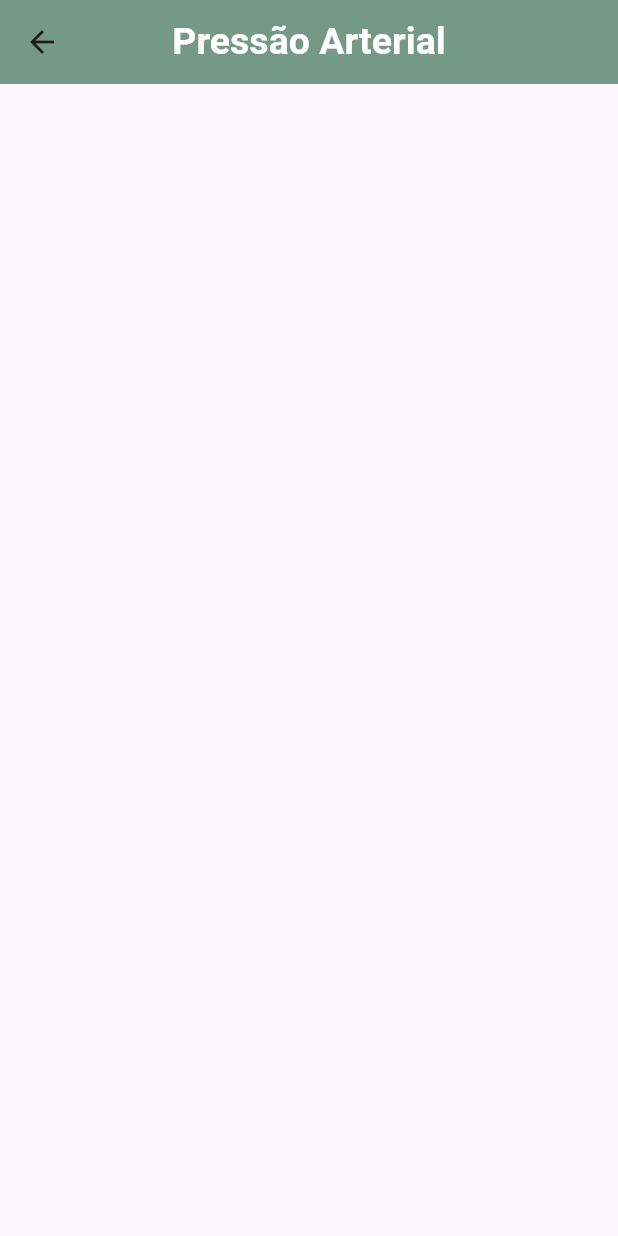
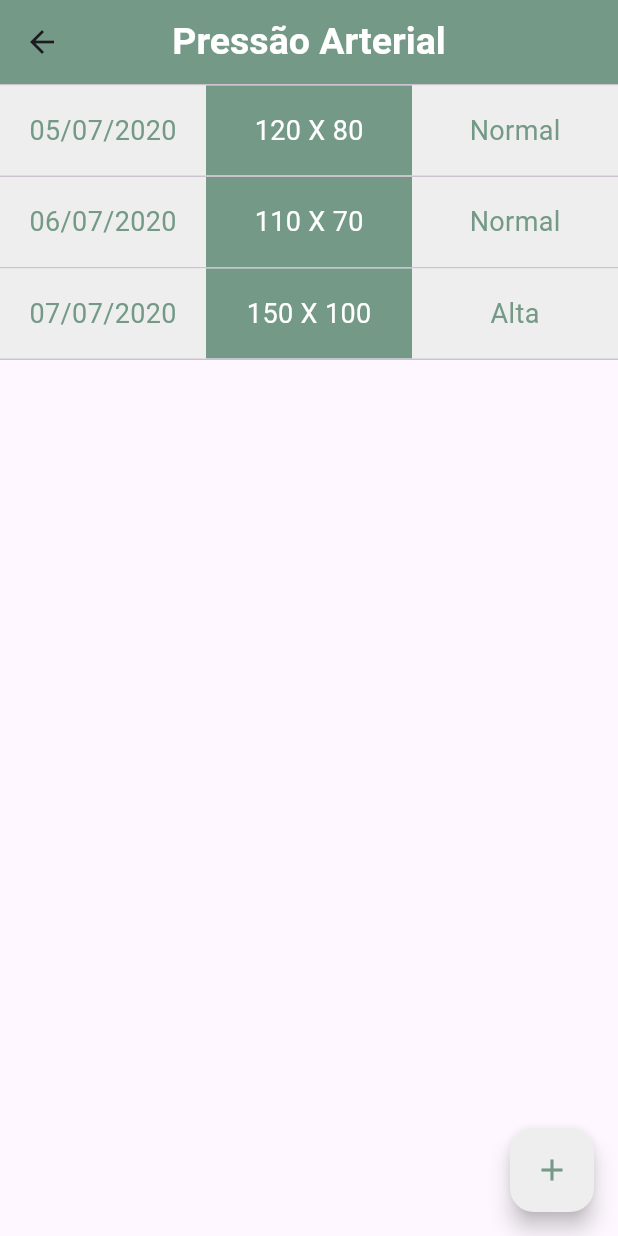
Before and after one commit to sophiasissi/ye_gestao_de_saude, a Flutter app: the PressaoArterial screen opened directly, on a phone screen of 412 x 824 dp. Run offline on Flutter 3.47's test engine with Material 3 defaults, Android fonts, the phone set to English and light mode, and no system bars; our stand-ins replace googleapis_auth; missing offline and left inert: googleapis.

Commit message:
finalização visual tela de pressão arterial

```diff
--- a/lib/telas/telas_historico_de_afericao_mensuracao/tela_pressao_arterial.dart
+++ b/lib/telas/telas_historico_de_afericao_mensuracao/tela_pressao_arterial.dart
@@ -6,7 +6,7 @@ class PressaoArterial extends StatelessWidget {
 
   @override
   Widget build(BuildContext context) {
-    return  Scaffold(
+    return Scaffold(
       appBar: AppBar(
         title: const Text(
           "Pressão Arterial",
@@ -15,9 +15,98 @@ class PressaoArterial extends StatelessWidget {
         centerTitle: true,
         backgroundColor: CoresPrincipais.corTema,
       ),
-      body: const Column(
+      body: Column(
+        children: [
+          Column( // Ajuste conforme necessário
+            children: [
+              const Divider(height: 1,),
+              Row( // Substitua ListView por Row
+              children: <Widget>[
+                Container(
+                  height: 60,
+                  width: MediaQuery.of(context).size.width / 3, // Ocupa 1/3 da tela
+                  color: Colors.grey.shade200,
+                  alignment: Alignment.center,
+                  child: const Text("05/07/2020", style: TextStyle(color: CoresPrincipais.corTema, fontSize: 18)),
+                ),
+                Container(
+                  height: 60,
+                  width: MediaQuery.of(context).size.width / 3, // Ocupa 1/3 da tela
+                  color: CoresPrincipais.corTema,
+                  alignment: Alignment.center,
+                  child: const Text("120 X 80", style: TextStyle(color: Colors.white, fontSize: 18)),
+                ),
+                Container(
+                  height: 60,
+                  width: MediaQuery.of(context).size.width / 3, // Ocupa 1/3 da tela
+                  color: Colors.grey.shade200,
+                  alignment: Alignment.center,
+                  child: const Text("Normal", style: TextStyle(color: CoresPrincipais.corTema, fontSize: 18)),
+                ),
+              ],
+            ),
+            const Divider(height: 1,),
+              Row( // Substitua ListView por Row
+              children: <Widget>[
+                Container(
+                  height: 60,
+                  width: MediaQuery.of(context).size.width / 3, // Ocupa 1/3 da tela
+                  color: Colors.grey.shade200,
+                  alignment: Alignment.center,
+                  child: const Text("06/07/2020", style: TextStyle(color: CoresPrincipais.corTema, fontSize: 18)),
+                ),
+                Container(
+                  height: 60,
+                  width: MediaQuery.of(context).size.width / 3, // Ocupa 1/3 da tela
+                  color: CoresPrincipais.corTema,
+                  alignment: Alignment.center,
+                  child: const Text("110 X 70", style: TextStyle(color: Colors.white, fontSize: 18)),
+                ),
+                Container(
+                  height: 60,
+                  width: MediaQuery.of(context).size.width / 3, // Ocupa 1/3 da tela
+                  color: Colors.grey.shade200,
+                  alignment: Alignment.center,
+                  child: const Text("Normal", style: TextStyle(color: CoresPrincipais.corTema, fontSize: 18)),
+                ),
+              ],
+            ),
+            const Divider(height: 1,),
+              Row( // Substitua ListView por Row
+              children: <Widget>[
+                Container(
+                  height: 60,
+                  width: MediaQuery.of(context).size.width / 3, // Ocupa 1/3 da tela
+                  color: Colors.grey.shade200,
+                  alignment: Alignment.center,
+                  child: const Text("07/07/2020", style: TextStyle(color: CoresPrincipais.corTema, fontSize: 18)),
+                ),
+                Container(
+                  height: 60,
+                  width: MediaQuery.of(context).size.width / 3, // Ocupa 1/3 da tela
+                  color: CoresPrincipais.corTema,
+                  alignment: Alignment.center,
+                  child: const Text("150 X 100", style: TextStyle(color: Colors.white, fontSize: 18)),
+                ),
+                Container(
+                  height: 60,
+                  width: MediaQuery.of(context).size.width / 3, // Ocupa 1/3 da tela
+                  color: Colors.grey.shade200,
+                  alignment: Alignment.center,
+                  child: const Text("Alta", style: TextStyle(color: CoresPrincipais.corTema, fontSize: 18)),
+                ),
+              ],
+            ),
+            const Divider(height: 1,),
+          ],
+          ),
+        ],
+      ),
+      floatingActionButton: FloatingActionButton(
+        onPressed: () {},
+        backgroundColor: Colors.grey.shade200,
+        child: const Icon(Icons.add, color: CoresPrincipais.corTema),
       ),
     );
   }
-
 }
```
